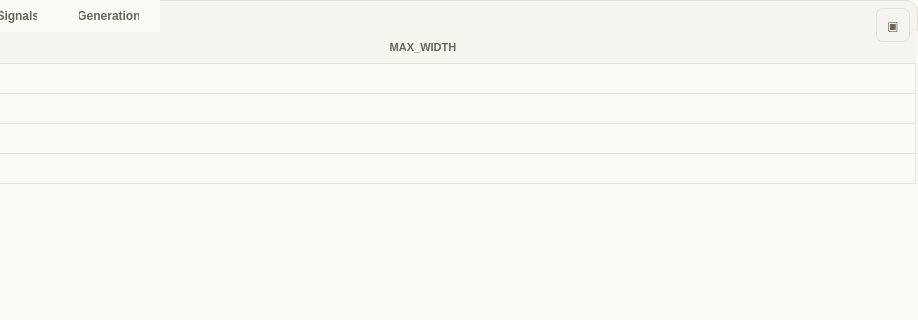
Before: the Qt Designer form plm/src/plm/frontend/qt/designer/plm_layout_reference.ui in MaNan93/code, drawn with Qt 5; both pictures show x 550 to 1468 and y 0 to 320 of the 1468 by 810 pixel window.
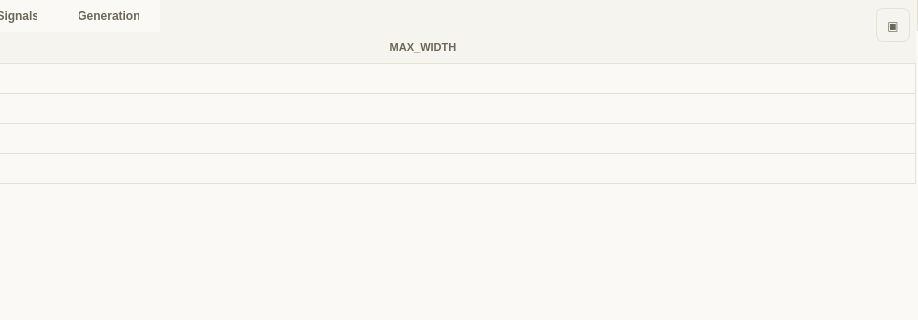
After: the same form once the commit is applied. Icons and pictures are not drawn.

Commit message: ui: remove exposed tab container top border

Diff of the .ui file:
```diff
--- a/plm/src/plm/frontend/qt/designer/plm_layout_reference.ui
+++ b/plm/src/plm/frontend/qt/designer/plm_layout_reference.ui
@@ -15,8 +15,8 @@
 QLabel#recentWorkspaceName { background:transparent; }
 QToolButton#recentMenuBtn { background:transparent; border:none; border-radius:6px; color:#9c9686; font-size:16px; }
 QToolButton#edgeToggle { background:#faf9f6; border:1px solid #e5e1d6; border-radius:8px; }
-QFrame#editorShell { background:#f5f4ef; border:1px solid #e5e1d6; border-radius:12px; }
-QTabWidget::pane { border:none; top:-1px; background:#faf9f6; }
+QFrame#editorShell { background:#f5f4ef; border:1px solid #e5e1d6; border-top:none; border-top-left-radius:0; border-top-right-radius:0; border-bottom-left-radius:12px; border-bottom-right-radius:12px; }
+QTabWidget::pane { border:none; top:-1px; background:transparent; }
 QTabBar::tab { color:#6b6658; background:transparent; padding:8px 18px; margin:0 2px; border:1px solid transparent; border-radius:8px; font-weight:500; }
 QTabBar::tab:selected { color:#2b2926; background:#faf9f6; border-color:#e5e1d6; font-weight:600; }
 QTableWidget { background:#faf9f6; border:none; gridline-color:#e5e1d6; selection-background-color:#f2ded4; }
```
The commit also changes 1 other file.
